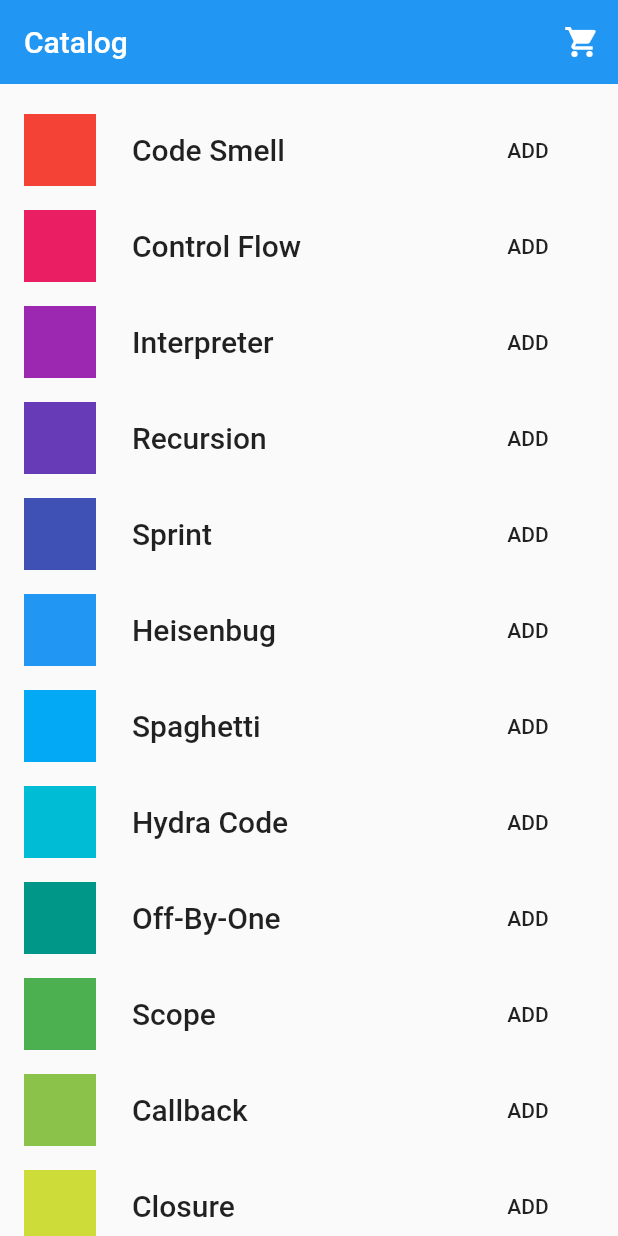
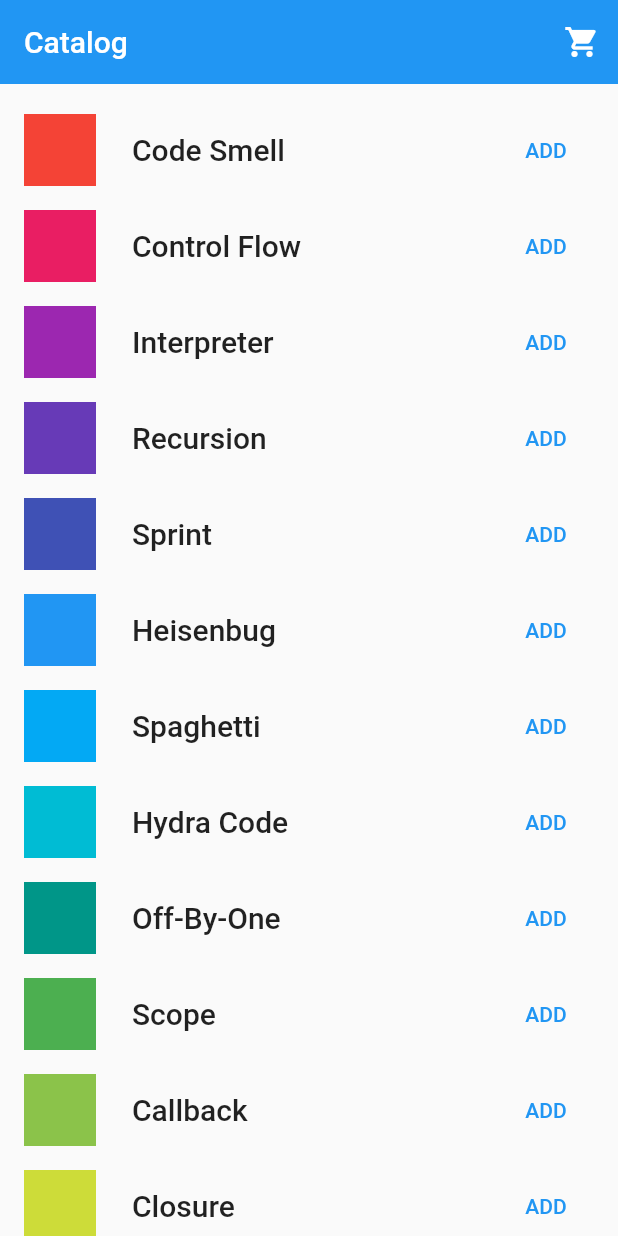
Before and after one commit to AndreiGS/bloc_shopping_example_complete, a Flutter app: the screen it shows after launch, on a phone screen of 412 x 824 dp. Run offline on Flutter 3.47's test engine with Material 2 defaults, Android fonts, the phone set to English and light mode, and no system bars; our stand-ins replace bloc, equatable, flutter_bloc.

Commit message:
refactor: use ElevatedButton instead of RaisedButton

```diff
--- a/lib/cart/my_cart.dart
+++ b/lib/cart/my_cart.dart
@@ -76,13 +76,13 @@ class _CartTotal extends StatelessWidget {
               return const Text('Something went wrong!');
             }),
             const SizedBox(width: 24),
-            FlatButton(
+            ElevatedButton(
               onPressed: () {
                 ScaffoldMessenger.of(context).showSnackBar(
                   const SnackBar(content: Text('Buying not supported yet.')),
                 );
               },
-              color: Colors.white,
+              style: ElevatedButton.styleFrom(primary: Colors.white),
               child: const Text('BUY'),
             ),
           ],
--- a/lib/catalog/my_catalog.dart
+++ b/lib/catalog/my_catalog.dart
@@ -52,11 +52,11 @@ class _AddButton extends StatelessWidget {
           return const CircularProgressIndicator();
         }
         if (state is CartLoaded) {
-          return FlatButton(
+          return TextButton(
+            style: TextButton.styleFrom(onSurface: theme.primaryColor),
             onPressed: state.cart.items.contains(item)
                 ? null
                 : () => context.read<CartBloc>().add(CartItemAdded(item)),
-            splashColor: theme.primaryColor,
             child: state.cart.items.contains(item)
                 ? const Icon(Icons.check, semanticLabel: 'ADDED')
                 : const Text('ADD'),
```
